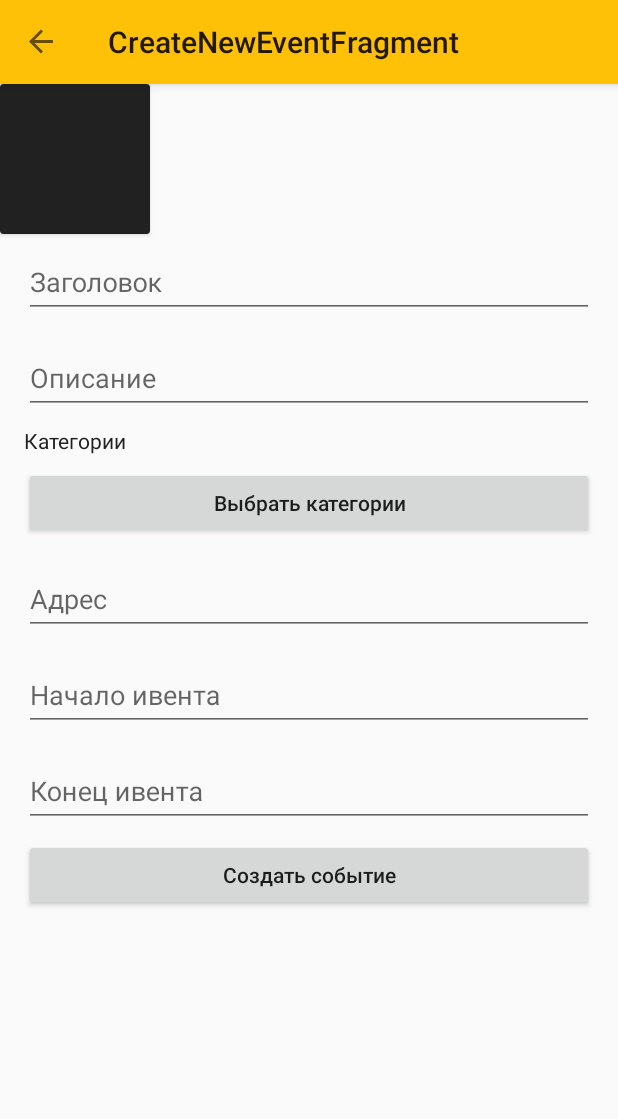
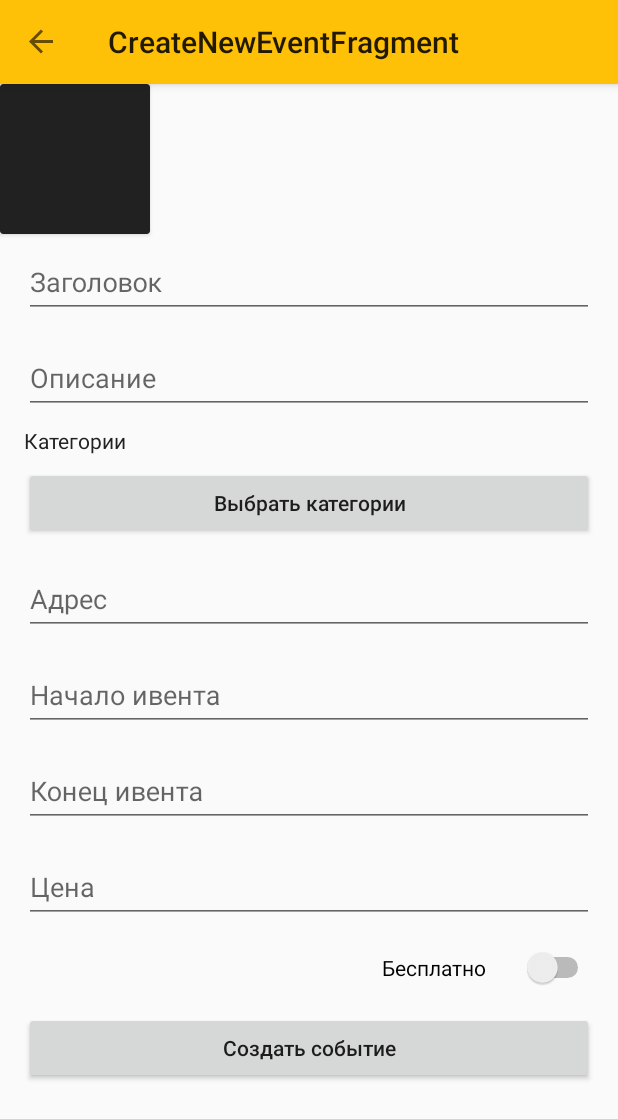
Before and after one commit to skhbnv/gowith.me-android, an Android app: the CreateNewEventFragment screen opened through its navigation route, on a phone screen of 412 x 824 dp. Shown: the top 1119 px of the screen. Run offline under Robolectric (Android 15) with nearby library versions, the phone set to English and light mode, and no system bars; our stand-ins replace data binding, navigation-ui; libraries missing offline, so code that uses them is left out: com.jakewharton.retrofit2; 12 statements that could not run were skipped.

Commit message:
event creation

```diff
--- a/app/src/main/java/com/example/gowithme/data/network/event/EventRepository.kt
+++ b/app/src/main/java/com/example/gowithme/data/network/event/EventRepository.kt
@@ -1,6 +1,8 @@
 package com.example.gowithme.data.network.event
 
+import com.example.gowithme.data.models.request.CreateEventRequest
 import com.example.gowithme.data.models.response.CategoryResponse
+import com.example.gowithme.data.models.response.CreateEventResponse
 import com.example.gowithme.data.models.response.EventResponse
 import com.example.gowithme.util.Result
 import com.example.gowithme.util.apiCall
@@ -9,6 +11,7 @@ interface IEventRepository {
 
     suspend fun getEvents(): Result<EventResponse>
     suspend fun getEventCategories(): Result<List<CategoryResponse>>
+    suspend fun createEvent(request: CreateEventRequest): Result<CreateEventResponse>
 
 }
 
@@ -20,4 +23,6 @@ class EventRepository(
 
     override suspend fun getEventCategories(): Result<List<CategoryResponse>> = apiCall { service.getCategories() }
 
+    override suspend fun createEvent(request: CreateEventRequest): Result<CreateEventResponse> = apiCall { service.createEvent(request) }
+
 }
--- a/app/src/main/java/com/example/gowithme/data/network/event/EventService.kt
+++ b/app/src/main/java/com/example/gowithme/data/network/event/EventService.kt
@@ -1,8 +1,12 @@
 package com.example.gowithme.data.network.event
 
+import com.example.gowithme.data.models.request.CreateEventRequest
 import com.example.gowithme.data.models.response.CategoryResponse
+import com.example.gowithme.data.models.response.CreateEventResponse
 import com.example.gowithme.data.models.response.EventResponse
+import retrofit2.http.Body
 import retrofit2.http.GET
+import retrofit2.http.POST
 
 interface EventService {
 
@@ -12,4 +16,9 @@ interface EventService {
     @GET("api/v1/event/categories")
     suspend fun getCategories(): List<CategoryResponse>
 
+    @POST("api/v1/event/create")
+    suspend fun createEvent(
+        @Body request: CreateEventRequest
+    ) : CreateEventResponse
+
 }
--- a/app/src/main/java/com/example/gowithme/di/networkModule.kt
+++ b/app/src/main/java/com/example/gowithme/di/networkModule.kt
@@ -44,7 +44,7 @@ val networkModule = module {
                 }
             }.build()
             val response = chain.proceed(newRequest)
-            Log.d("http", "<- response [${request.method()}], code ${response.code()}, ${request.url()}, ${response.isSuccessful}")
+            Log.d("http", "<- response [${request.method()}], code ${response.code()}, ${request.url()}, ${if (!response.isSuccessful) response.body()?.string() else "true"}, ")
             Log.d("http", "--------------------")
             return@Interceptor response
         }
--- a/app/src/main/java/com/example/gowithme/util/ExtensionUtils.kt
+++ b/app/src/main/java/com/example/gowithme/util/ExtensionUtils.kt
@@ -7,14 +7,43 @@ import android.view.LayoutInflater
 import android.view.View
 import android.view.ViewGroup
 import android.widget.Toast
+import androidx.annotation.IdRes
+import androidx.databinding.DataBindingUtil
+import androidx.databinding.ViewDataBinding
+import androidx.fragment.app.Fragment
+import androidx.lifecycle.ViewModel
+import androidx.navigation.fragment.findNavController
+import org.koin.android.ext.android.getKoin
+import org.koin.androidx.viewmodel.koin.getViewModel
+import org.koin.core.parameter.ParametersDefinition
+import org.koin.core.qualifier.Qualifier
 import java.text.SimpleDateFormat
 import java.util.*
+import java.util.regex.Pattern
 
 fun ViewGroup.inflate(layout: Int, attachToRoot: Boolean = false): View = LayoutInflater.from(this.context).inflate(layout, this, attachToRoot)
+
+fun <T : ViewDataBinding?> ViewGroup.inflateBinding(layout: Int): T = DataBindingUtil.inflate<T>(LayoutInflater.from(this.context), layout, this, false)
+
+fun <T : ViewDataBinding?> LayoutInflater.inflateBinding(viewGroup: ViewGroup?, layout: Int): T = DataBindingUtil.inflate<T>(this, layout, viewGroup, false)
 
 fun String.showToast(context: Context?) {
     Toast.makeText(context, this, Toast.LENGTH_LONG).show()
 }
+
+inline fun <reified VM : ViewModel> Fragment.sharedGraphViewModel(
+    @IdRes navGraphId: Int,
+    qualifier: Qualifier? = null,
+    noinline parameters: ParametersDefinition? = null
+) = lazy {
+    val owner = findNavController().getViewModelStoreOwner(navGraphId)
+
+    getKoin().getViewModel(owner, VM::class, qualifier, parameters)
+}
+
+fun Date.toIsoFormat() =  SimpleDateFormat("yyyy-MM-dd'T'HH:mm:ssXXX", Locale.getDefault()).format(this)
+
+fun Date.format(pattern: String) =  SimpleDateFormat(pattern, Locale.getDefault()).format(this)
 
 fun Calendar.showDateTimePicker(context: Context, callback: (calendar: Calendar) -> Unit) {
     val dateListener = DatePickerDialog.OnDateSetListener { _, year, month, dayOfMonth ->
--- a/app/src/main/res/layout/fragment_create_new_event.xml
+++ b/app/src/main/res/layout/fragment_create_new_event.xml
@@ -91,7 +91,7 @@
                 android:hint="Адрес">
 
                 <com.google.android.material.textfield.TextInputEditText
-                    android:id="@+id/addressDateInput"
+                    android:id="@+id/addressInput"
                     android:layout_width="match_parent"
                     android:layout_height="wrap_content"
                     android:cursorVisible="false"
@@ -142,10 +142,39 @@
 
             </com.google.android.material.textfield.TextInputLayout>
 
-            <Button
-                android:id="@+id/button"
+            <com.google.android.material.textfield.TextInputLayout
+                android:id="@+id/priceInputLayout"
                 android:layout_width="match_parent"
                 android:layout_height="wrap_content"
+                android:layout_marginStart="@dimen/app_horizontal_margin"
+                android:layout_marginEnd="@dimen/app_horizontal_margin"
+                android:layout_marginBottom="8dp"
+                android:hint="Цена">
+
+                <com.google.android.material.textfield.TextInputEditText
+                    android:id="@+id/priceInput"
+                    android:layout_width="match_parent"
+                    android:layout_height="wrap_content"
+                    android:inputType="number"/>
+
+            </com.google.android.material.textfield.TextInputLayout>
+
+            <Switch
+                android:id="@+id/isFreeSwitch"
+                android:layout_width="wrap_content"
+                android:layout_height="wrap_content"
+                android:switchPadding="24dp"
+                android:layout_marginTop="8dp"
+                android:layout_marginStart="@dimen/app_horizontal_margin"
+                android:layout_marginEnd="@dimen/app_horizontal_margin"
+                android:layout_gravity="end"
+                android:text="Бесплатно"/>
+
+            <Button
+                android:id="@+id/createEventButton"
+                android:layout_width="match_parent"
+                android:layout_height="wrap_content"
+                android:layout_marginTop="16dp"
                 android:layout_marginStart="@dimen/app_horizontal_margin"
                 android:layout_marginEnd="@dimen/app_horizontal_margin"
                 android:layout_marginBottom="8dp"
--- a/app/src/main/res/navigation/mobile_navigation.xml
+++ b/app/src/main/res/navigation/mobile_navigation.xml
@@ -20,10 +20,6 @@
             app:argType="integer" />
     </fragment>
     <fragment
-        android:id="@+id/nav_create_new_event"
-        android:name="com.example.gowithme.ui.create_new_event.fragment.CreateNewEventFragment"
-        android:label="CreateNewEventFragment" />
-    <fragment
         android:id="@+id/nav_profile"
         android:name="com.example.gowithme.ui.profile.ProfileFragment"
         android:label="ProfileFragment" />
@@ -31,4 +27,28 @@
         android:id="@+id/action_global_loginFragment"
         app:destination="@id/loginFragment"
         app:popUpTo="@+id/nav_home" />
+    <navigation
+        android:id="@+id/nav_create_new_event"
+        app:startDestination="@id/createNewEventFragment" >
+        <fragment
+            android:id="@+id/mapAddressFragment"
+            android:name="com.example.gowithme.ui.create_new_event.fragment.MapAddressFragment"
+            android:label="fragment_map_address"
+            tools:layout="@layout/fragment_map_address" />
+        <fragment
+            android:id="@+id/createNewEventFragment"
+            android:name="com.example.gowithme.ui.create_new_event.fragment.CreateNewEventFragment"
+            android:label="CreateNewEventFragment">
+            <action
+                android:id="@+id/action_nav_create_new_event_to_mapAddressFragment"
+                app:destination="@id/mapAddressFragment" />
+            <action
+                android:id="@+id/action_createNewEventFragment_to_categorySelectionDialogFragment"
+                app:destination="@id/categorySelectionDialogFragment" />
+        </fragment>
+        <dialog
+            android:id="@+id/categorySelectionDialogFragment"
+            android:name="com.example.gowithme.ui.create_new_event.fragment.CategorySelectionDialogFragment"
+            android:label="CategorySelectionDialogFragment" />
+    </navigation>
 </navigation>
--- a/app/src/main/res/values/strings.xml
+++ b/app/src/main/res/values/strings.xml
@@ -27,6 +27,7 @@
 
     <!-- TODO: Remove or change this placeholder text -->
     <string name="hello_blank_fragment">Hello blank fragment</string>
+    <string name="title_activity_maps">Map</string>
 
     <!--  Auth  -->
 
```
Also changed, not shown: app/src/debug/res/values/google_maps_api.xml (added, +24 -0 lines), app/src/main/AndroidManifest.xml (+23 -6 lines), app/src/main/java/com/example/gowithme/data/models/request/CreateEventRequest.kt (added, +24 -0 lines), app/src/main/java/com/example/gowithme/data/models/response/CreateEventResponse.kt (added, +24 -0 lines), app/src/main/java/com/example/gowithme/ui/create_new_event/fragment/CategorySelectionDialogFragment.kt (+4 -3 lines), app/src/main/java/com/example/gowithme/ui/create_new_event/fragment/CreateNewEventFragment.kt (+65 -7 lines), app/src/main/java/com/example/gowithme/ui/create_new_event/fragment/MapAddressFragment.kt (added, +104 -0 lines), app/src/main/java/com/example/gowithme/ui/create_new_event/viewmodel/CreateNewFragmentViewModel.kt (+101 -0 lines), app/src/main/res/drawable/ic_search.xml (added, +9 -0 lines), app/src/main/res/layout/fragment_map_address.xml (added, +17 -0 lines), app/src/main/res/menu/search_toolbar.xml (added, +12 -0 lines), 1 other file.
